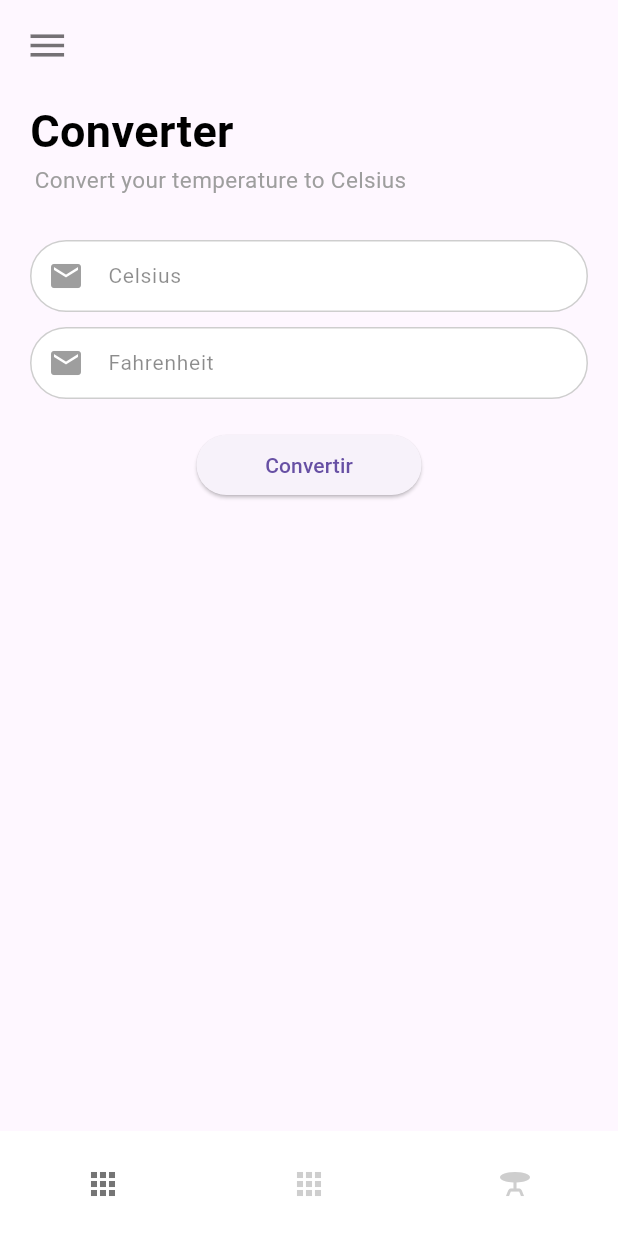
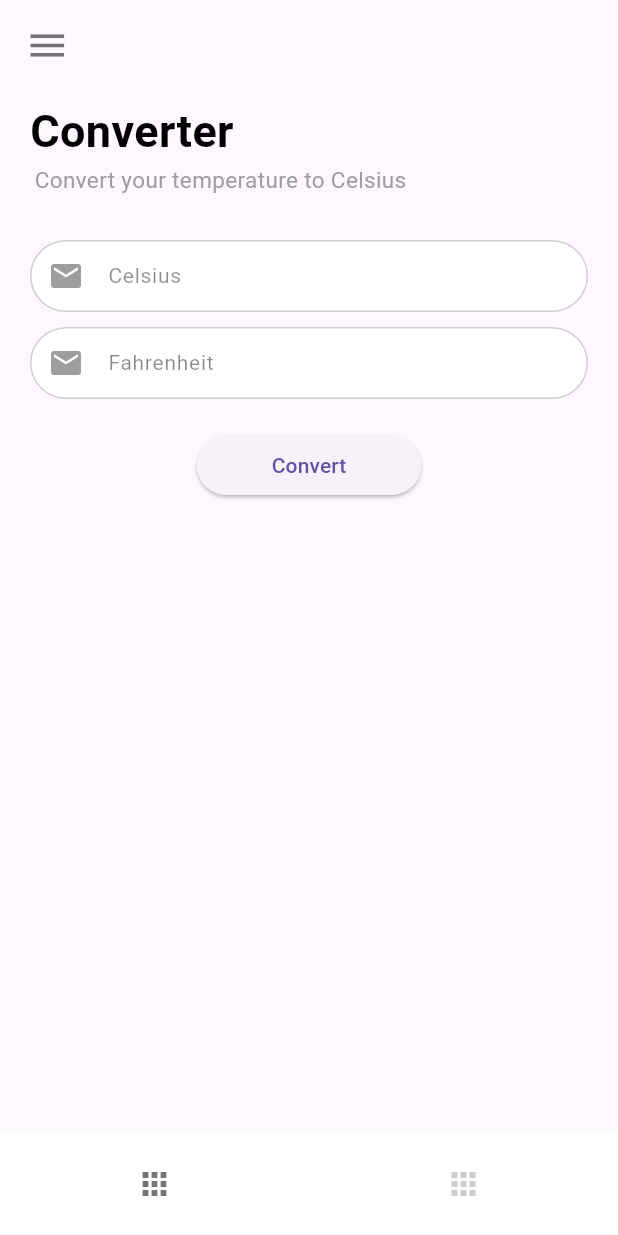
Before and after one commit to Hamle15/Parcial-movil, a Flutter app: the screen it shows after launch, on a phone screen of 412 x 824 dp. Run offline on Flutter 3.47's test engine with Material 3 defaults, Android fonts, the phone set to English and light mode, and no system bars.

Commit message:
Adding Physics screen and refactoring project

```diff
--- a/lib/Pages/home_page.dart
+++ b/lib/Screens/home.dart
@@ -1,7 +1,6 @@
 import 'package:flutter/material.dart';
-import 'package:parcial/Pages2/home.dart';
-import 'package:parcial/Pages2/home1.dart';
-import 'package:parcial/Pages2/home3.dart';
+import 'package:parcial/Screens/temperature.dart';
+import 'package:parcial/Screens/physics.dart';
 
 class HomeScreen extends StatefulWidget {
   const HomeScreen({super.key});
@@ -13,9 +12,8 @@ class HomeScreen extends StatefulWidget {
 class _HomeScreenState extends State<HomeScreen>  {
 
   List pages = [
-    Home(),
-    Home1(),
-    Home3(),
+    TemperatureScreen(),
+    PhysicsScreen()
   ];
 
   int currentIndex = 0;
@@ -46,7 +44,6 @@ class _HomeScreenState extends State<HomeScreen>  {
           items: [
             BottomNavigationBarItem(label: 'Home',icon: Icon(Icons.apps)),
             BottomNavigationBarItem(label: 'XD',icon: Icon(Icons.apps)),
-            BottomNavigationBarItem(label: 'Elbillo',icon: Icon(Icons.table_bar)),
           ],
         ),
       ),
--- a/lib/Pages2/home.dart
+++ b/lib/Screens/temperature.dart
@@ -1,17 +1,17 @@
-import 'package:flutter/cupertino.dart';
 import 'package:flutter/material.dart';
 import 'package:parcial/Widgets/app_large_text.dart';
+import 'package:parcial/Widgets/convert_button.dart';
 import 'package:parcial/Widgets/text_field_custom.dart';
 
-class Home extends StatefulWidget {
+class TemperatureScreen extends StatefulWidget {
 
-  const Home({super.key});
+  const TemperatureScreen({super.key});
 
   @override
-  State<Home> createState() => _HomeState();
+  State<TemperatureScreen> createState() => _HomeState();
 }
 
-class _HomeState extends State<Home> {
+class _HomeState extends State<TemperatureScreen> {
   final TextEditingController _celsiusController = TextEditingController();
   final TextEditingController _fahrenheitController = TextEditingController();
 
@@ -54,7 +54,6 @@ class _HomeState extends State<Home> {
     );
   }
 
-
   void _showResultDialog(double result) {
     showDialog(
       context: context,
@@ -74,7 +73,6 @@ class _HomeState extends State<Home> {
       },
     );
   }
-
 
   @override
   Widget build(BuildContext context) {
@@ -106,7 +104,6 @@ class _HomeState extends State<Home> {
                   ),
                 ),
             ),
-
             SizedBox(height: 30),
             Container(
               margin: EdgeInsets.only(right: 20),
@@ -129,19 +126,11 @@ class _HomeState extends State<Home> {
                   ),
                   SizedBox(height: 20),
                   Center( // Puedes usar Row si prefieres
-                    child: ElevatedButton(
-                      onPressed: _convertCelsiusToFahrenheit,
-                      child: Text('Convertir'),
-                      style: ButtonStyle(
-                        // Aumenta el ancho mínimo del botón
-                        minimumSize: MaterialStateProperty.all(Size(150, 40)),
-                      ),
-                    ),
+                    child: ConvertButton(label: 'Convert', onPressed: _convertCelsiusToFahrenheit,),
                   ),
                 ],
               ),
             )
-
           ],
         ),
       ),
--- /dev/null
+++ b/lib/Widgets/convert_button.dart
@@ -0,0 +1,24 @@
+import 'package:flutter/cupertino.dart';
+import 'package:flutter/material.dart';
+
+class ConvertButton extends StatelessWidget {
+  final String label;
+  final VoidCallback onPressed;
+
+  const ConvertButton({
+    Key? key,
+    required this.label,
+    required this.onPressed
+  }) : super(key: key);
+
+  @override
+  Widget build(BuildContext context) {
+    return ElevatedButton(
+      onPressed: onPressed,
+      child: Text(label),
+      style: ButtonStyle(
+        minimumSize: MaterialStateProperty.all(Size(150, 40)),
+      ),
+    );
+  }
+}
--- a/lib/Widgets/text_field_custom.dart
+++ b/lib/Widgets/text_field_custom.dart
@@ -9,8 +9,6 @@ class TextFieldCustom extends StatelessWidget {
   final Widget? prefixIcon;
   final Widget? suffixIcon;
   final bool readOnly; // Hacer el TextField no editable
-
-
 
   const TextFieldCustom({Key? key,
     required this.controller,
--- /dev/null
+++ b/lib/data/unit_constants.dart
@@ -0,0 +1,5 @@
+const List<Map<String, dynamic>> units = [
+  {'size': 1, 'name': 'Grams'},
+  {'size': 1000, 'name': 'Kilograms'},
+  {'size': 454, 'name': 'Pounds'}
+];
--- a/lib/main.dart
+++ b/lib/main.dart
@@ -1,5 +1,5 @@
 import 'package:flutter/material.dart';
-import 'package:parcial/Pages/home_page.dart';
+import 'package:parcial/Screens/home.dart';
 
 void main() {
   runApp(const MyApp());
```
Also changed, not shown: lib/Pages2/home1.dart (deleted, +0 -16 lines), lib/Pages2/home3.dart (deleted, +0 -16 lines), lib/Screens/physics.dart (added, +190 -0 lines), lib/Widgets/dropdown_units.dart (added, +37 -0 lines).
